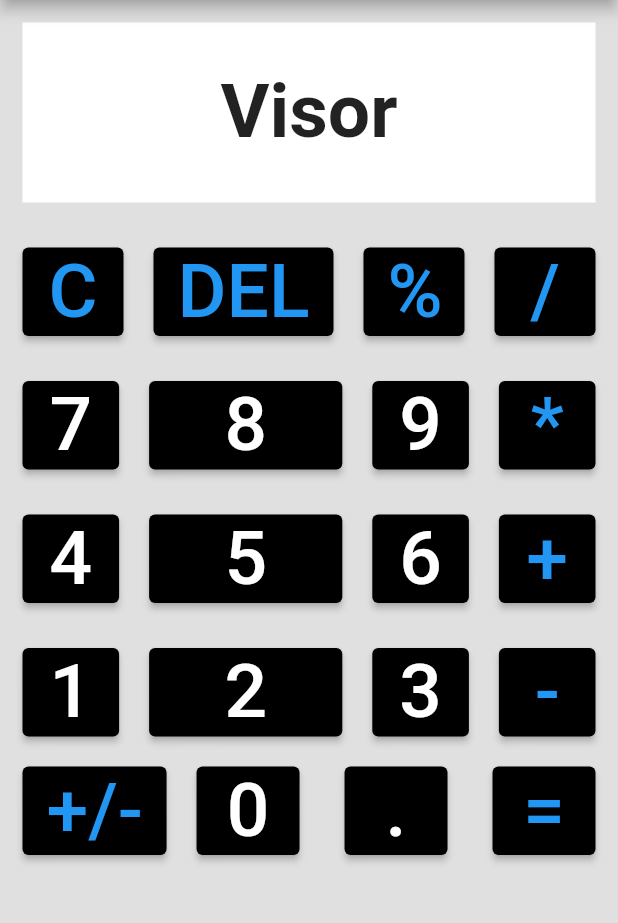
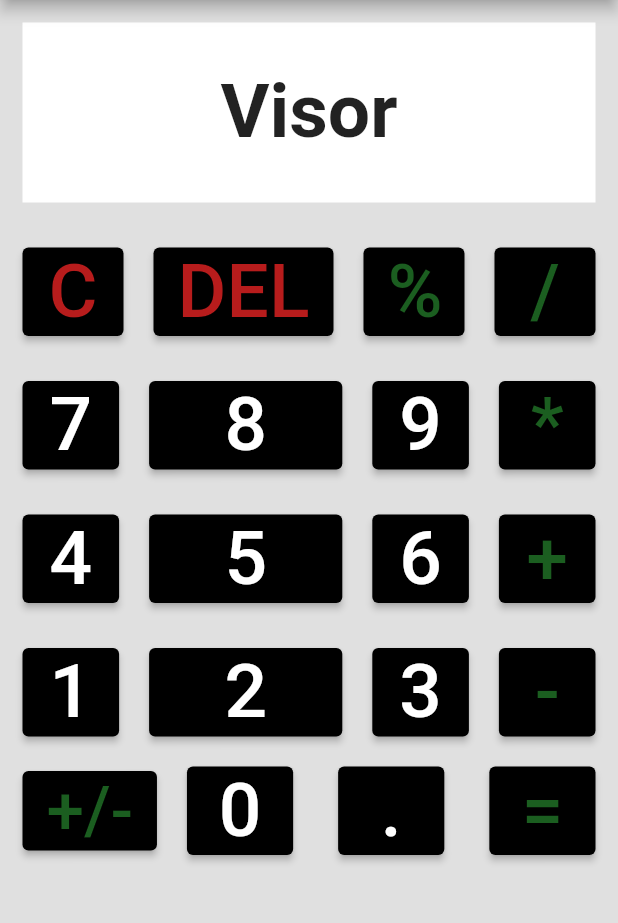
Before and after one commit to XanndySoares/desafio_calculadora, a Flutter app: the screen it shows after launch, on a phone screen of 412 x 824 dp, the part 84-1007 px from its top. Run offline on Flutter 3.47's test engine with Material 2 defaults, Android fonts, the phone set to English and light mode, and no system bars.

Commit message:
Projeto apenas de layout ainda não faz calculos

```diff
--- a/lib/main.dart
+++ b/lib/main.dart
@@ -43,8 +43,8 @@ class MyApp extends StatelessWidget {
                             onPressed: () {},
                             child: Text(
                               'C',
-                              style:
-                                  TextStyle(fontSize: 50.0, color: Colors.blue),
+                              style: TextStyle(
+                                  fontSize: 50.0, color: Colors.red[900]),
                             ),
                             style: ButtonStyle(
                               backgroundColor:
@@ -59,8 +59,8 @@ class MyApp extends StatelessWidget {
                           onPressed: () {},
                           child: Text(
                             'DEL',
-                            style:
-                                TextStyle(fontSize: 50.0, color: Colors.blue),
+                            style: TextStyle(
+                                fontSize: 50.0, color: Colors.red[900]),
                           ),
                           style: ButtonStyle(
                             backgroundColor:
@@ -75,8 +75,8 @@ class MyApp extends StatelessWidget {
                             onPressed: () {},
                             child: Text(
                               '%',
-                              style:
-                                  TextStyle(fontSize: 50.0, color: Colors.blue),
+                              style: TextStyle(
+                                  fontSize: 50.0, color: Colors.green[900]),
                             ),
                             style: ButtonStyle(
                               backgroundColor:
@@ -92,8 +92,8 @@ class MyApp extends StatelessWidget {
                             onPressed: () {},
                             child: Text(
                               '/',
-                              style:
-                                  TextStyle(fontSize: 50.0, color: Colors.blue),
+                              style: TextStyle(
+                                  fontSize: 50.0, color: Colors.green[900]),
                             ),
                             style: ButtonStyle(
                               backgroundColor:
@@ -165,8 +165,8 @@ class MyApp extends StatelessWidget {
                             onPressed: () {},
                             child: Text(
                               '*',
-                              style:
-                                  TextStyle(fontSize: 50.0, color: Colors.blue),
+                              style: TextStyle(
+                                  fontSize: 50.0, color: Colors.green[900]),
                             ),
                             style: ButtonStyle(
                               backgroundColor:
@@ -238,8 +238,8 @@ class MyApp extends StatelessWidget {
                             onPressed: () {},
                             child: Text(
                               '+',
-                              style:
-                                  TextStyle(fontSize: 50.0, color: Colors.blue),
+                              style: TextStyle(
+                                  fontSize: 50.0, color: Colors.green[900]),
                             ),
                             style: ButtonStyle(
                               backgroundColor:
@@ -311,8 +311,8 @@ class MyApp extends StatelessWidget {
                             onPressed: () {},
                             child: Text(
                               '-',
-                              style:
-                                  TextStyle(fontSize: 50.0, color: Colors.blue),
+                              style: TextStyle(
+                                  fontSize: 50.0, color: Colors.green[900]),
                             ),
                             style: ButtonStyle(
                               backgroundColor:
@@ -331,8 +331,8 @@ class MyApp extends StatelessWidget {
                           onPressed: () {},
                           child: Text(
                             '+/-',
-                            style:
-                                TextStyle(fontSize: 50.0, color: Colors.blue),
+                            style: TextStyle(
+                                fontSize: 45.0, color: Colors.green[900]),
                           ),
                           style: ButtonStyle(
                             backgroundColor:
@@ -381,8 +381,8 @@ class MyApp extends StatelessWidget {
                             onPressed: () {},
                             child: Text(
                               '=',
-                              style:
-                                  TextStyle(fontSize: 50.0, color: Colors.blue),
+                              style: TextStyle(
+                                  fontSize: 50.0, color: Colors.green[900]),
                             ),
                             style: ButtonStyle(
                               backgroundColor:
```
